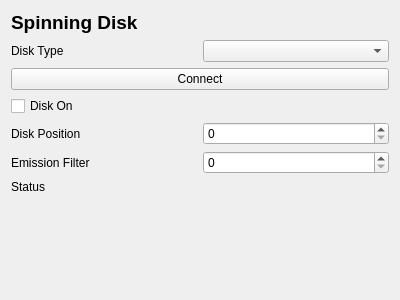
DeMarcoLab/openCLEM, file openlm/ui/qt/OpenLMSpinningDiskWidget.ui: the form before one commit.
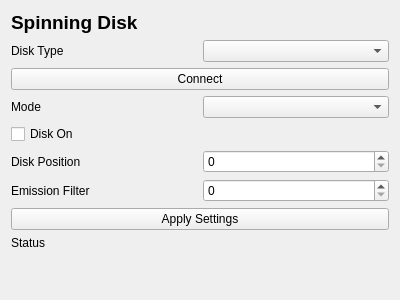
The form after the commit.

Patch:
```diff
--- a/openlm/ui/qt/OpenLMSpinningDiskWidget.ui
+++ b/openlm/ui/qt/OpenLMSpinningDiskWidget.ui
@@ -14,13 +14,36 @@
    <string>Form</string>
   </property>
   <layout class="QGridLayout" name="gridLayout">
-   <item row="6" column="0">
+   <item row="7" column="0">
     <widget class="QLabel" name="label_disk_position">
      <property name="text">
       <string>Disk Position</string>
      </property>
     </widget>
    </item>
+   <item row="7" column="1">
+    <widget class="QSpinBox" name="spinBox_disk_position"/>
+   </item>
+   <item row="4" column="0" colspan="2">
+    <widget class="QPushButton" name="pushButton_disk_connect">
+     <property name="text">
+      <string>Connect</string>
+     </property>
+    </widget>
+   </item>
+   <item row="1" column="1">
+    <widget class="QComboBox" name="comboBox_disk_type"/>
+   </item>
+   <item row="8" column="1">
+    <widget class="QSpinBox" name="spinBox_disk_emission_filter"/>
+   </item>
+   <item row="10" column="0" colspan="2">
+    <widget class="QLabel" name="label_disk_status">
+     <property name="text">
+      <string>Status</string>
+     </property>
+    </widget>
+   </item>
    <item row="0" column="0" colspan="2">
     <widget class="QLabel" name="label_title">
      <property name="font">
@@ -35,10 +58,21 @@
      </property>
     </widget>
    </item>
-   <item row="6" column="1">
-    <widget class="QSpinBox" name="spinBox_disk_position"/>
+   <item row="9" column="0" colspan="2">
+    <widget class="QPushButton" name="pushButton_disk_apply">
+     <property name="text">
+      <string>Apply Settings</string>
+     </property>
+    </widget>
    </item>
-   <item row="10" column="0" colspan="2">
+   <item row="8" column="0">
+    <widget class="QLabel" name="label_disk_emission_filter">
+     <property name="text">
+      <string>Emission Filter</string>
+     </property>
+    </widget>
+   </item>
+   <item row="11" column="0" colspan="2">
     <spacer name="verticalSpacer">
      <property name="orientation">
       <enum>Qt::Vertical</enum>
@@ -51,13 +85,6 @@
      </property>
     </spacer>
    </item>
-   <item row="4" column="0" colspan="2">
-    <widget class="QPushButton" name="pushButton_disk_connect">
-     <property name="text">
-      <string>Connect</string>
-     </property>
-    </widget>
-   </item>
    <item row="1" column="0">
     <widget class="QLabel" name="label_disk_type">
      <property name="text">
@@ -65,33 +92,23 @@
      </property>
     </widget>
    </item>
-   <item row="1" column="1">
-    <widget class="QComboBox" name="comboBox_disk_type"/>
-   </item>
-   <item row="5" column="0">
+   <item row="6" column="0">
     <widget class="QCheckBox" name="checkBox_disk_onoff">
      <property name="text">
       <string>Disk On</string>
      </property>
     </widget>
    </item>
-   <item row="9" column="0" colspan="2">
-    <widget class="QLabel" name="label_disk_status">
-     <property name="text">
-      <string>Status</string>
-     </property>
-    </widget>
+   <item row="5" column="1">
+    <widget class="QComboBox" name="comboBox_disk_mode"/>
    </item>
-   <item row="7" column="0">
-    <widget class="QLabel" name="label_disk_emission_filter">
+   <item row="5" column="0">
+    <widget class="QLabel" name="label_disk_mode">
      <property name="text">
-      <string>Emission Filter</string>
+      <string>Mode</string>
      </property>
     </widget>
    </item>
-   <item row="7" column="1">
-    <widget class="QSpinBox" name="spinBox_disk_emission_filter"/>
-   </item>
   </layout>
  </widget>
  <resources/>
```
